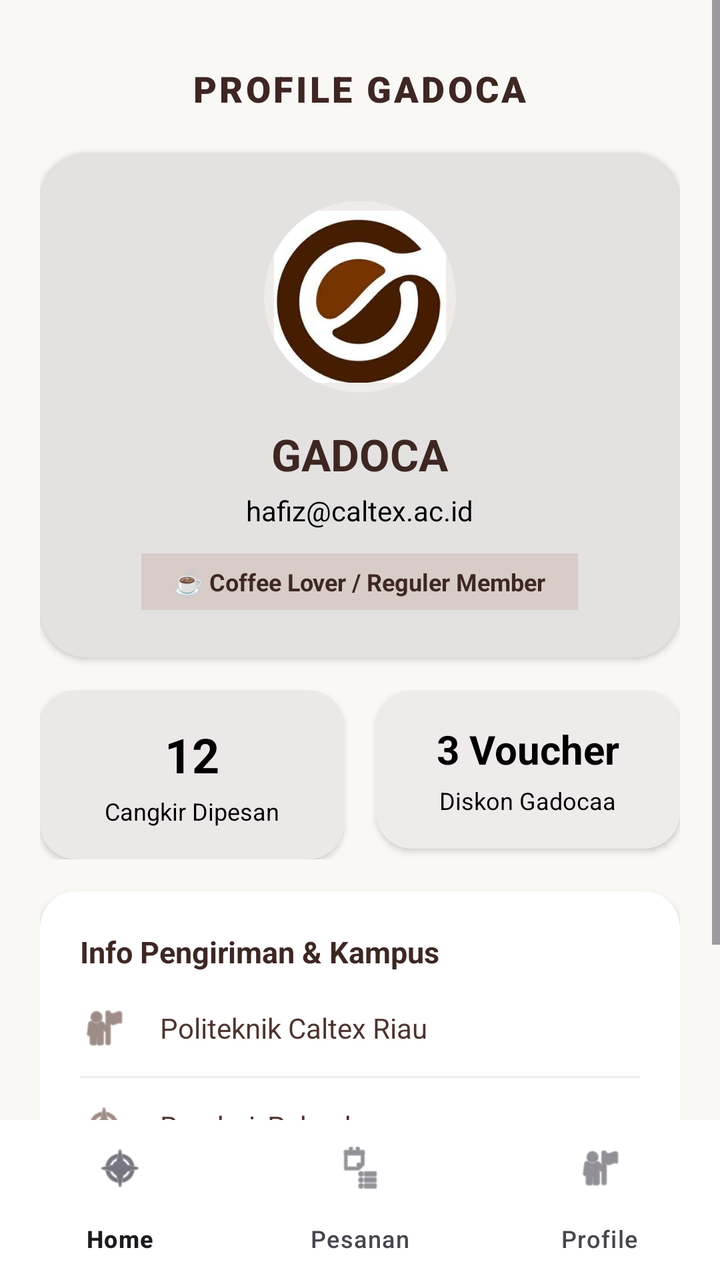
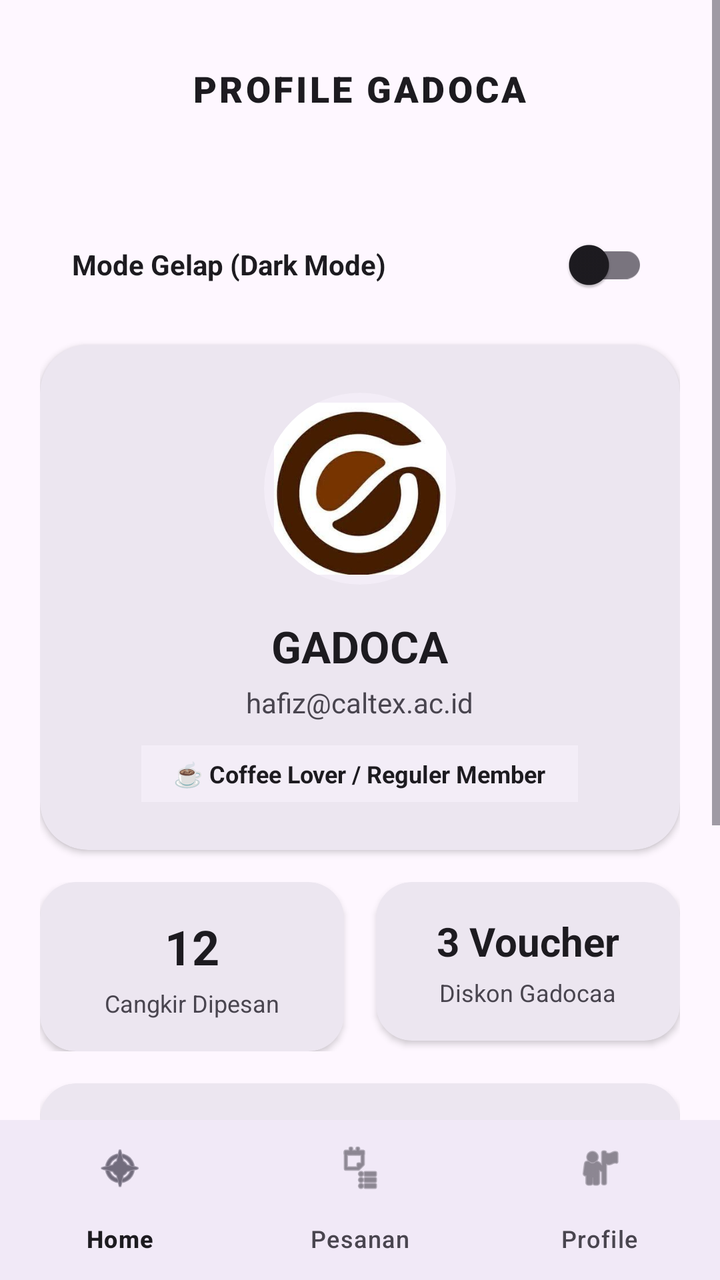

An Android layout rendered at two revisions. The XML below is the earlier revision; the diff shows what the commit changed to produce the second picture.
<!-- AndroidManifest.xml: application theme Theme.Mars_Hafiz -->
<!-- res/layout/activity_profile.xml -->
<?xml version="1.0" encoding="utf-8"?>
<androidx.constraintlayout.widget.ConstraintLayout xmlns:android="http://schemas.android.com/apk/res/android"
    xmlns:app="http://schemas.android.com/apk/res-auto"
    xmlns:tools="http://schemas.android.com/tools"
    android:id="@+id/main"
    android:layout_width="match_parent"
    android:layout_height="match_parent"
    android:background="#FAF8F5"
    tools:context=".ProfileActivity">

    <ScrollView
        android:layout_width="match_parent"
        android:layout_height="0dp"
        android:fillViewport="true"
        app:layout_constraintBottom_toTopOf="@id/bottom_navigation"
        app:layout_constraintTop_toTopOf="parent">

        <LinearLayout
            android:layout_width="match_parent"
            android:layout_height="wrap_content"
            android:orientation="vertical"
            android:padding="20dp">

            <TextView
                android:id="@+id/tvTitleProfile"
                android:layout_width="wrap_content"
                android:layout_height="wrap_content"
                android:layout_gravity="center"
                android:layout_marginTop="12dp"
                android:layout_marginBottom="20dp"
                android:fontFamily="sans-serif-black"
                android:text="PROFILE GADOCA"
                android:textColor="#3E2723"
                android:textSize="18sp"
                android:letterSpacing="0.08" />

            <androidx.cardview.widget.CardView
                android:id="@+id/cardProfile"
                android:layout_width="match_parent"
                android:layout_height="wrap_content"
                app:cardBackgroundColor="#E4E1E1"
                app:cardCornerRadius="24dp"
                app:cardElevation="2dp">

                <LinearLayout
                    android:layout_width="match_parent"
                    android:layout_height="wrap_content"
                    android:gravity="center"
                    android:orientation="vertical"
                    android:padding="24dp">

                    <androidx.cardview.widget.CardView
                        android:layout_width="96dp"
                        android:layout_height="96dp"
                        app:cardBackgroundColor="#EFEBE9"
                        app:cardCornerRadius="48dp"
                        app:cardElevation="0dp">

                        <ImageView
                            android:layout_width="86dp"
                            android:layout_height="86dp"
                            android:layout_gravity="center"
                            android:src="@drawable/gadoca" />
                    </androidx.cardview.widget.CardView>

                    <TextView
                        android:layout_width="wrap_content"
                        android:layout_height="wrap_content"
                        android:layout_marginTop="16dp"
                        android:text="GADOCA"
                        android:textColor="#3E2723"
                        android:textSize="22sp"
                        android:textStyle="bold" />

                    <TextView
                        android:layout_width="wrap_content"
                        android:layout_height="wrap_content"
                        android:layout_marginTop="4dp"
                        android:text="hafiz@caltex.ac.id"
                        android:textColor="#000000"
                        android:textSize="14sp" />

                    
                    <TextView
                        android:layout_width="wrap_content"
                        android:layout_height="wrap_content"
                        android:layout_marginTop="12dp"
                        android:background="#D7CCC8"
                        android:paddingHorizontal="16dp"
                        android:paddingVertical="6dp"
                        android:text="☕ Coffee Lover / Reguler Member"
                        android:textColor="#3E2723"
                        android:textSize="12sp"
                        android:textStyle="bold" />
                </LinearLayout>
            </androidx.cardview.widget.CardView>

            
            <LinearLayout
                android:layout_width="match_parent"
                android:layout_height="wrap_content"
                android:layout_marginTop="16dp"
                android:baselineAligned="false"
                android:orientation="horizontal">

                <androidx.cardview.widget.CardView
                    android:layout_width="0dp"
                    android:layout_height="wrap_content"
                    android:layout_marginEnd="8dp"
                    android:layout_weight="1"
                    app:cardBackgroundColor="#EDE8E8"
                    app:cardCornerRadius="18dp"
                    app:cardElevation="2dp">

                    <LinearLayout
                        android:layout_width="match_parent"
                        android:layout_height="wrap_content"
                        android:gravity="center"
                        android:orientation="vertical"
                        android:padding="16dp">

                        <TextView
                            android:layout_width="wrap_content"
                            android:layout_height="wrap_content"
                            android:text="12"
                            android:textColor="#000000"
                            android:textSize="24sp"
                            android:textStyle="bold" />

                        <TextView
                            android:layout_width="wrap_content"
                            android:layout_height="wrap_content"
                            android:layout_marginTop="4dp"
                            android:text="Cangkir Dipesan"
                            android:textColor="#000000"
                            android:textSize="12sp" />
                    </LinearLayout>
                </androidx.cardview.widget.CardView>

                <androidx.cardview.widget.CardView
                    android:layout_width="0dp"
                    android:layout_height="wrap_content"
                    android:layout_marginStart="8dp"
                    android:layout_weight="1"
                    app:cardBackgroundColor="#EFEBEB"
                    app:cardCornerRadius="18dp"
                    app:cardElevation="2dp">

                    <LinearLayout
                        android:layout_width="match_parent"
                        android:layout_height="wrap_content"
                        android:gravity="center"
                        android:orientation="vertical"
                        android:padding="16dp">

                        <TextView
                            android:layout_width="wrap_content"
                            android:layout_height="wrap_content"
                            android:text="3 Voucher"
                            android:textColor="#000000"
                            android:textSize="20sp"
                            android:textStyle="bold" />

                        <TextView
                            android:layout_width="wrap_content"
                            android:layout_height="wrap_content"
                            android:layout_marginTop="4dp"
                            android:text="Diskon Gadocaa"
                            android:textColor="#020202"
                            android:textSize="12sp" />
                    </LinearLayout>
                </androidx.cardview.widget.CardView>
            </LinearLayout>

            
            <androidx.cardview.widget.CardView
                android:layout_width="match_parent"
                android:layout_height="wrap_content"
                android:layout_marginTop="16dp"
                app:cardBackgroundColor="#FFFFFF"
                app:cardCornerRadius="18dp"
                app:cardElevation="2dp">

                <LinearLayout
                    android:layout_width="match_parent"
                    android:layout_height="wrap_content"
                    android:orientation="vertical"
                    android:padding="20dp">

                    <TextView
                        android:layout_width="wrap_content"
                        android:layout_height="wrap_content"
                        android:layout_marginBottom="16dp"
                        android:text="Info Pengiriman &amp; Kampus"
                        android:textColor="#3E2723"
                        android:textSize="15sp"
                        android:textStyle="bold" />

                    
                    <LinearLayout
                        android:layout_width="match_parent"
                        android:layout_height="wrap_content"
                        android:gravity="center_vertical"
                        android:orientation="horizontal">

                        <ImageView
                            android:layout_width="24dp"
                            android:layout_height="24dp"
                            android:src="@android:drawable/ic_menu_myplaces"
                            app:tint="#5D4037" />

                        <TextView
                            android:layout_width="wrap_content"
                            android:layout_height="wrap_content"
                            android:layout_marginStart="16dp"
                            android:text="Politeknik Caltex Riau"
                            android:textColor="#4E342E"
                            android:textSize="14sp" />
                    </LinearLayout>

                    <View
                        android:layout_width="match_parent"
                        android:layout_height="1dp"
                        android:layout_marginVertical="12dp"
                        android:background="#EFEBE9" />

                    
                    <LinearLayout
                        android:layout_width="match_parent"
                        android:layout_height="wrap_content"
                        android:gravity="center_vertical"
                        android:orientation="horizontal">

                        <ImageView
                            android:layout_width="24dp"
                            android:layout_height="24dp"
                            android:src="@android:drawable/ic_menu_compass"
                            app:tint="#5D4037" />

                        <TextView
                            android:layout_width="wrap_content"
                            android:layout_height="wrap_content"
                            android:layout_marginStart="16dp"
                            android:text="Rumbai, Pekanbaru"
                            android:textColor="#4E342E"
                            android:textSize="14sp" />
                    </LinearLayout>

                    <View
                        android:layout_width="match_parent"
                        android:layout_height="1dp"
                        android:layout_marginVertical="12dp"
                        android:background="#EFEBE9" />

                    
                    <LinearLayout
                        android:layout_width="match_parent"
                        android:layout_height="wrap_content"
                        android:gravity="center_vertical"
                        android:orientation="horizontal">

                        <ImageView
                            android:layout_width="24dp"
                            android:layout_height="24dp"
                            android:src="@android:drawable/ic_menu_agenda"
                            app:tint="#5D4037" />

                        <TextView
                            android:layout_width="wrap_content"
                            android:layout_height="wrap_content"
                            android:layout_marginStart="16dp"
                            android:text="Tugas Pemrograman Mobile"
                            android:textColor="#4E342E"
                            android:textSize="14sp" />
                    </LinearLayout>

                </LinearLayout>
            </androidx.cardview.widget.CardView>

        </LinearLayout>
    </ScrollView>

    
    <com.google.android.material.bottomnavigation.BottomNavigationView
        android:id="@+id/bottom_navigation"
        android:layout_width="0dp"
        android:layout_height="wrap_content"
        android:background="#FFFFFF"
        app:layout_constraintBottom_toBottomOf="parent"
        app:layout_constraintEnd_toEndOf="parent"
        app:layout_constraintHorizontal_bias="0.0"
        app:layout_constraintStart_toStartOf="parent"
        app:menu="@menu/bottom_menu" />

</androidx.constraintlayout.widget.ConstraintLayout>
<!-- resources referenced by this layout -->
<resources>
  <!-- drawable gadoca: jpg bitmap (drawable, 9501 bytes) -->
  <style name="Theme.Mars_Hafiz" parent="Base.Theme.Mars_Hafiz" />
  <style name="Base.Theme.Mars_Hafiz" parent="Theme.Material3.DayNight.NoActionBar">
          
          
      </style>
</resources>

<!-- the commit's change to res/layout/activity_profile.xml (unified diff, before → after) -->
@@ -5,7 +5,7 @@
     android:id="@+id/main"
     android:layout_width="match_parent"
     android:layout_height="match_parent"
-    android:background="#FAF8F5"
+    android:background="?attr/colorSurface"
     tools:context=".ProfileActivity">
 
     <ScrollView
@@ -29,16 +29,39 @@
                 android:layout_marginTop="12dp"
                 android:layout_marginBottom="20dp"
                 android:fontFamily="sans-serif-black"
+                android:letterSpacing="0.08"
                 android:text="PROFILE GADOCA"
-                android:textColor="#3E2723"
-                android:textSize="18sp"
-                android:letterSpacing="0.08" />
+                android:textColor="?attr/colorOnSurface"
+                android:textSize="18sp" />
+
+            <RelativeLayout
+                android:layout_width="match_parent"
+                android:layout_height="wrap_content"
+                android:layout_marginTop="16dp"
+                android:padding="16dp">
+
+                <TextView
+                    android:layout_width="wrap_content"
+                    android:layout_height="wrap_content"
+                    android:layout_centerVertical="true"
+                    android:text="Mode Gelap (Dark Mode)"
+                    android:textColor="?attr/colorOnSurface"
+                    android:textSize="14sp"
+                    android:textStyle="bold" />
+
+                <com.google.android.material.switchmaterial.SwitchMaterial
+                    android:id="@+id/switchDarkMode"
+                    android:layout_width="wrap_content"
+                    android:layout_height="wrap_content"
+                    android:layout_alignParentEnd="true"
+                    android:layout_centerVertical="true" />
+            </RelativeLayout>
 
             <androidx.cardview.widget.CardView
                 android:id="@+id/cardProfile"
                 android:layout_width="match_parent"
                 android:layout_height="wrap_content"
-                app:cardBackgroundColor="#E4E1E1"
+                app:cardBackgroundColor="?attr/colorSurfaceContainerHigh"
                 app:cardCornerRadius="24dp"
                 app:cardElevation="2dp">
 
@@ -52,7 +75,7 @@
                     <androidx.cardview.widget.CardView
                         android:layout_width="96dp"
                         android:layout_height="96dp"
-                        app:cardBackgroundColor="#EFEBE9"
+                        app:cardBackgroundColor="?attr/colorSurfaceContainer"
                         app:cardCornerRadius="48dp"
                         app:cardElevation="0dp">
 
@@ -68,7 +91,7 @@
                         android:layout_height="wrap_content"
                         android:layout_marginTop="16dp"
                         android:text="GADOCA"
-                        android:textColor="#3E2723"
+                        android:textColor="?attr/colorOnSurface"
                         android:textSize="22sp"
                         android:textStyle="bold" />
 
@@ -77,25 +100,23 @@
                         android:layout_height="wrap_content"
                         android:layout_marginTop="4dp"
                         android:text="hafiz@caltex.ac.id"
-                        android:textColor="#000000"
+                        android:textColor="?attr/colorOnSurfaceVariant"
                         android:textSize="14sp" />
 
-                    
                     <TextView
                         android:layout_width="wrap_content"
                         android:layout_height="wrap_content"
                         android:layout_marginTop="12dp"
-                        android:background="#D7CCC8"
+                        android:background="?attr/colorSurfaceContainer"
                         android:paddingHorizontal="16dp"
                         android:paddingVertical="6dp"
                         android:text="☕ Coffee Lover / Reguler Member"
-                        android:textColor="#3E2723"
+                        android:textColor="?attr/colorOnSurface"
                         android:textSize="12sp"
                         android:textStyle="bold" />
                 </LinearLayout>
             </androidx.cardview.widget.CardView>
 
-            
             <LinearLayout
                 android:layout_width="match_parent"
                 android:layout_height="wrap_content"
@@ -108,7 +129,7 @@
                     android:layout_height="wrap_content"
                     android:layout_marginEnd="8dp"
                     android:layout_weight="1"
-                    app:cardBackgroundColor="#EDE8E8"
+                    app:cardBackgroundColor="?attr/colorSurfaceContainerHigh"
                     app:cardCornerRadius="18dp"
                     app:cardElevation="2dp">
 
@@ -123,7 +144,7 @@
                             android:layout_width="wrap_content"
                             android:layout_height="wrap_content"
                             android:text="12"
-                            android:textColor="#000000"
+                            android:textColor="?attr/colorOnSurface"
                             android:textSize="24sp"
                             android:textStyle="bold" />
 
@@ -132,7 +153,7 @@
                             android:layout_height="wrap_content"
                             android:layout_marginTop="4dp"
                             android:text="Cangkir Dipesan"
-                            android:textColor="#000000"
+                            android:textColor="?attr/colorOnSurfaceVariant"
                             android:textSize="12sp" />
                     </LinearLayout>
                 </androidx.cardview.widget.CardView>
@@ -142,7 +163,7 @@
                     android:layout_height="wrap_content"
                     android:layout_marginStart="8dp"
                     android:layout_weight="1"
-                    app:cardBackgroundColor="#EFEBEB"
+                    app:cardBackgroundColor="?attr/colorSurfaceContainerHigh"
                     app:cardCornerRadius="18dp"
                     app:cardElevation="2dp">
 
@@ -157,7 +178,7 @@
                             android:layout_width="wrap_content"
                             android:layout_height="wrap_content"
                             android:text="3 Voucher"
-                            android:textColor="#000000"
+                            android:textColor="?attr/colorOnSurface"
                             android:textSize="20sp"
                             android:textStyle="bold" />
 
@@ -166,18 +187,17 @@
                             android:layout_height="wrap_content"
                             android:layout_marginTop="4dp"
                             android:text="Diskon Gadocaa"
-                            android:textColor="#020202"
+                            android:textColor="?attr/colorOnSurfaceVariant"
                             android:textSize="12sp" />
                     </LinearLayout>
                 </androidx.cardview.widget.CardView>
             </LinearLayout>
 
-            
             <androidx.cardview.widget.CardView
                 android:layout_width="match_parent"
                 android:layout_height="wrap_content"
                 android:layout_marginTop="16dp"
-                app:cardBackgroundColor="#FFFFFF"
+                app:cardBackgroundColor="?attr/colorSurfaceContainerHigh"
                 app:cardCornerRadius="18dp"
                 app:cardElevation="2dp">
 
@@ -192,11 +212,10 @@
                         android:layout_height="wrap_content"
                         android:layout_marginBottom="16dp"
                         android:text="Info Pengiriman &amp; Kampus"
-                        android:textColor="#3E2723"
+                        android:textColor="?attr/colorOnSurface"
                         android:textSize="15sp"
                         android:textStyle="bold" />
 
-                    
                     <LinearLayout
                         android:layout_width="match_parent"
                         android:layout_height="wrap_content"
@@ -207,14 +226,14 @@
                             android:layout_width="24dp"
                             android:layout_height="24dp"
                             android:src="@android:drawable/ic_menu_myplaces"
-                            app:tint="#5D4037" />
+                            app:tint="?attr/colorOnSurfaceVariant" />
 
                         <TextView
                             android:layout_width="wrap_content"
                             android:layout_height="wrap_content"
                             android:layout_marginStart="16dp"
                             android:text="Politeknik Caltex Riau"
-                            android:textColor="#4E342E"
+                            android:textColor="?attr/colorOnSurface"
                             android:textSize="14sp" />
                     </LinearLayout>
 
@@ -222,9 +241,8 @@
                         android:layout_width="match_parent"
                         android:layout_height="1dp"
                         android:layout_marginVertical="12dp"
-                        android:background="#EFEBE9" />
-
-                    
+                        android:background="?attr/colorOutlineVariant" />
+
                     <LinearLayout
                         android:layout_width="match_parent"
                         android:layout_height="wrap_content"
@@ -235,14 +253,14 @@
                             android:layout_width="24dp"
                             android:layout_height="24dp"
                             android:src="@android:drawable/ic_menu_compass"
-                            app:tint="#5D4037" />
+                            app:tint="?attr/colorOnSurfaceVariant" />
 
                         <TextView
                             android:layout_width="wrap_content"
                             android:layout_height="wrap_content"
                             android:layout_marginStart="16dp"
                             android:text="Rumbai, Pekanbaru"
-                            android:textColor="#4E342E"
+                            android:textColor="?attr/colorOnSurface"
                             android:textSize="14sp" />
                     </LinearLayout>
 
@@ -250,9 +268,8 @@
                         android:layout_width="match_parent"
                         android:layout_height="1dp"
                         android:layout_marginVertical="12dp"
-                        android:background="#EFEBE9" />
-
-                    
+                        android:background="?attr/colorOutlineVariant" />
+
                     <LinearLayout
                         android:layout_width="match_parent"
                         android:layout_height="wrap_content"
@@ -263,14 +280,14 @@
                             android:layout_width="24dp"
                             android:layout_height="24dp"
                             android:src="@android:drawable/ic_menu_agenda"
-                            app:tint="#5D4037" />
+                            app:tint="?attr/colorOnSurfaceVariant" />
 
                         <TextView
                             android:layout_width="wrap_content"
                             android:layout_height="wrap_content"
                             android:layout_marginStart="16dp"
                             android:text="Tugas Pemrograman Mobile"
-                            android:textColor="#4E342E"
+                            android:textColor="?attr/colorOnSurface"
                             android:textSize="14sp" />
                     </LinearLayout>
 
@@ -280,12 +297,11 @@
         </LinearLayout>
     </ScrollView>
 
-    
     <com.google.android.material.bottomnavigation.BottomNavigationView
         android:id="@+id/bottom_navigation"
         android:layout_width="0dp"
         android:layout_height="wrap_content"
-        android:background="#FFFFFF"
+        android:background="?attr/colorSurface"
         app:layout_constraintBottom_toBottomOf="parent"
         app:layout_constraintEnd_toEndOf="parent"
         app:layout_constraintHorizontal_bias="0.0"
